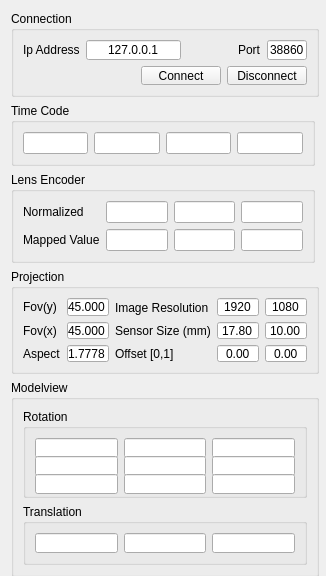
The window that src/NCam/NCamWidget.ui (diegomazala/NCam) describes before a commit, drawn with Qt 5.
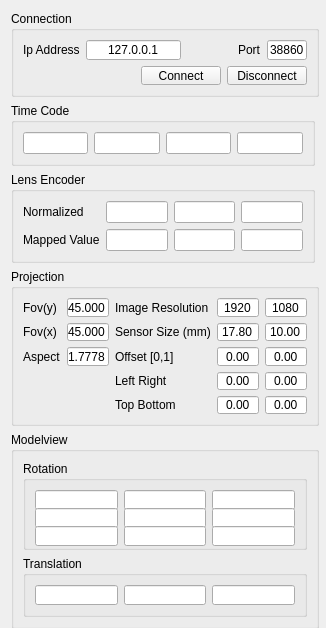
The same window after the commit.

Commit message: Método para obter matriz de projeção

What changed in the file:
```diff
--- a/src/NCam/NCamWidget.ui
+++ b/src/NCam/NCamWidget.ui
@@ -7,7 +7,7 @@
     <x>0</x>
     <y>0</y>
     <width>326</width>
-    <height>576</height>
+    <height>628</height>
    </rect>
   </property>
   <property name="minimumSize">
@@ -243,7 +243,7 @@
      <property name="minimumSize">
       <size>
        <width>308</width>
-       <height>105</height>
+       <height>157</height>
       </size>
      </property>
      <property name="title">
@@ -448,6 +448,110 @@
         </property>
        </widget>
       </item>
+      <item row="3" column="0" colspan="2">
+       <spacer name="horizontalSpacer_2">
+        <property name="orientation">
+         <enum>Qt::Horizontal</enum>
+        </property>
+        <property name="sizeHint" stdset="0">
+         <size>
+          <width>40</width>
+          <height>20</height>
+         </size>
+        </property>
+       </spacer>
+      </item>
+      <item row="3" column="2">
+       <widget class="QLabel" name="leftRightLabel">
+        <property name="text">
+         <string>Left Right</string>
+        </property>
+       </widget>
+      </item>
+      <item row="3" column="3">
+       <widget class="QLineEdit" name="opticalLeftLineEdit">
+        <property name="enabled">
+         <bool>true</bool>
+        </property>
+        <property name="text">
+         <string>0.00</string>
+        </property>
+        <property name="alignment">
+         <set>Qt::AlignCenter</set>
+        </property>
+        <property name="readOnly">
+         <bool>true</bool>
+        </property>
+       </widget>
+      </item>
+      <item row="3" column="4">
+       <widget class="QLineEdit" name="opticalRightLineEdit">
+        <property name="enabled">
+         <bool>true</bool>
+        </property>
+        <property name="text">
+         <string>0.00</string>
+        </property>
+        <property name="alignment">
+         <set>Qt::AlignCenter</set>
+        </property>
+        <property name="readOnly">
+         <bool>true</bool>
+        </property>
+       </widget>
+      </item>
+      <item row="4" column="0" colspan="2">
+       <spacer name="horizontalSpacer_3">
+        <property name="orientation">
+         <enum>Qt::Horizontal</enum>
+        </property>
+        <property name="sizeHint" stdset="0">
+         <size>
+          <width>40</width>
+          <height>20</height>
+         </size>
+        </property>
+       </spacer>
+      </item>
+      <item row="4" column="2">
+       <widget class="QLabel" name="topBottomLabel">
+        <property name="text">
+         <string>Top Bottom</string>
+        </property>
+       </widget>
+      </item>
+      <item row="4" column="3">
+       <widget class="QLineEdit" name="opticalTopLineEdit">
+        <property name="enabled">
+         <bool>true</bool>
+        </property>
+        <property name="text">
+         <string>0.00</string>
+        </property>
+        <property name="alignment">
+         <set>Qt::AlignCenter</set>
+        </property>
+        <property name="readOnly">
+         <bool>true</bool>
+        </property>
+       </widget>
+      </item>
+      <item row="4" column="4">
+       <widget class="QLineEdit" name="opticalBottomLineEdit">
+        <property name="enabled">
+         <bool>true</bool>
+        </property>
+        <property name="text">
+         <string>0.00</string>
+        </property>
+        <property name="alignment">
+         <set>Qt::AlignCenter</set>
+        </property>
+        <property name="readOnly">
+         <bool>true</bool>
+        </property>
+       </widget>
+      </item>
      </layout>
     </widget>
    </item>
```
Left out of the diff: 2 changed lines with no effect on the pictures. The commit also changes 2 other files.
